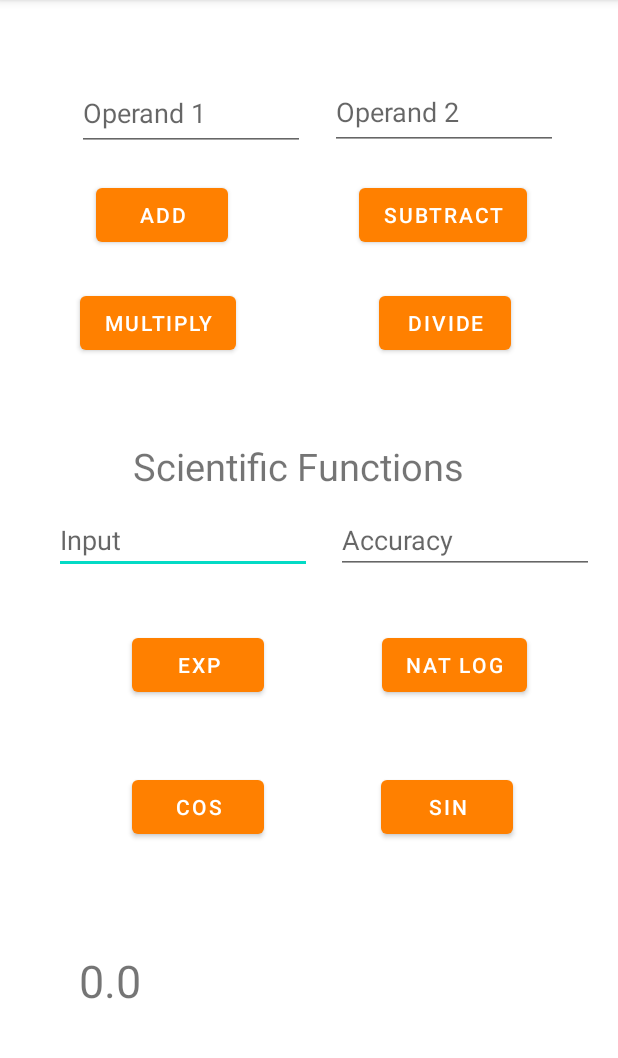
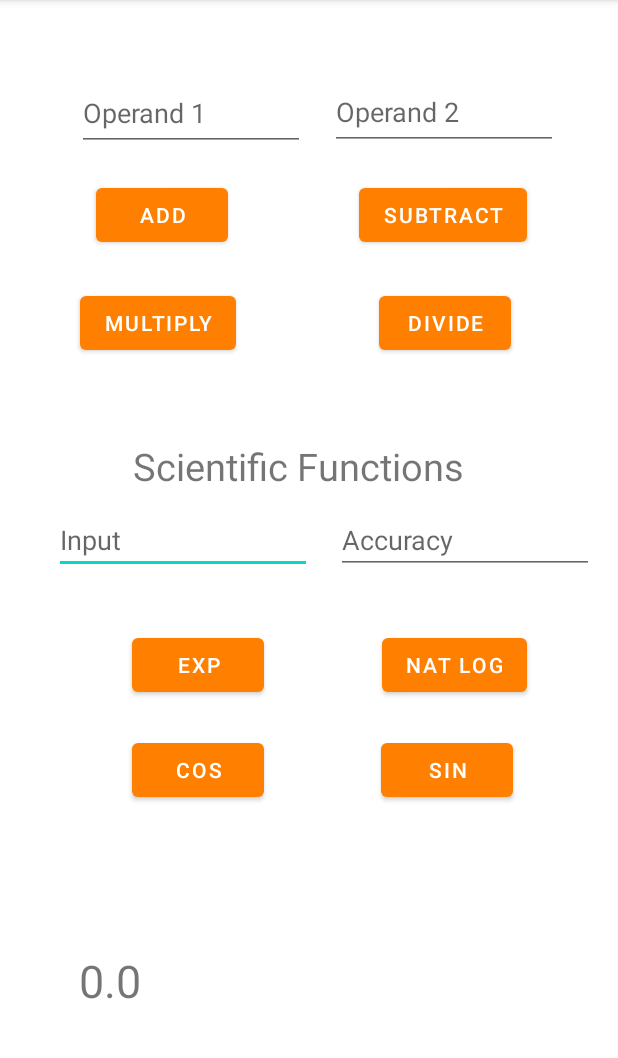
Before and after one commit to JensLundsgaard/MyCalculatorApp, an Android app: the screen it shows after launch (MainActivity), after a tap on "NAT LOG", on a phone screen of 412 x 824 dp, the part 84-1142 px from its top. Run offline under Robolectric (Android 15) with nearby library versions, the phone set to English and light mode, and no system bars.

Commit message:
Added keyboard closing and moved some buttons

```diff
--- a/app/src/main/java/com/example/mycalculatorapp/MainActivity.java
+++ b/app/src/main/java/com/example/mycalculatorapp/MainActivity.java
@@ -2,8 +2,10 @@ package com.example.mycalculatorapp;
 
 import androidx.appcompat.app.AppCompatActivity;
 
+import android.content.Context;
 import android.os.Bundle;
 import android.view.View;
+import android.view.inputmethod.InputMethodManager;
 import android.widget.EditText;
 import android.widget.TextView;
 
@@ -29,7 +31,7 @@ public class MainActivity extends AppCompatActivity {
             accuracyString = "20";
         }
         double input = Double.parseDouble(inputString);
-        int accuracy = Integer.parseInt(accuracyString);
+        int accuracy = (int)Double.parseDouble(accuracyString);
         double output = 0.0;
         switch (view.getId()) {
             case R.id.button:
@@ -50,6 +52,13 @@ public class MainActivity extends AppCompatActivity {
         output = (double)Math.round(output * 100000d) / 100000d;
         String outputString = String.valueOf(output);
         text.setText(outputString);
+        // Source:https://stackoverflow.com/questions/1109022/how-to-close-hide-the-android-soft-keyboard-programmatically
+        // This code causes the keyboard to be closed if it is open.
+        View v = this.getCurrentFocus();
+        if (v != null) {
+            InputMethodManager imm = (InputMethodManager)getSystemService(Context.INPUT_METHOD_SERVICE);
+            imm.hideSoftInputFromWindow(view.getWindowToken(), 0);
+        }
     }
     public void showOutputBasic(View view){
         EditText editText1 = (EditText) findViewById(R.id.operand1);
@@ -83,5 +92,12 @@ public class MainActivity extends AppCompatActivity {
         }
         String outputString = String.valueOf(output);
         text.setText(outputString);
+        // Source: https://stackoverflow.com/questions/1109022/how-to-close-hide-the-android-soft-keyboard-programmatically
+        // This code causes the keyboard to be closed if it is open.
+        View v = this.getCurrentFocus();
+        if (v != null) {
+            InputMethodManager imm = (InputMethodManager)getSystemService(Context.INPUT_METHOD_SERVICE);
+            imm.hideSoftInputFromWindow(view.getWindowToken(), 0);
+        }
     }
 }
--- a/app/src/main/res/layout/activity_main.xml
+++ b/app/src/main/res/layout/activity_main.xml
@@ -47,7 +47,7 @@
         app:layout_constraintHorizontal_bias="0.783"
         app:layout_constraintStart_toStartOf="parent"
         app:layout_constraintTop_toTopOf="parent"
-        app:layout_constraintVertical_bias="0.714" />
+        app:layout_constraintVertical_bias="0.68" />
 
     <Button
         android:id="@+id/button2"
@@ -60,7 +60,7 @@
         app:layout_constraintHorizontal_bias="0.272"
         app:layout_constraintStart_toStartOf="parent"
         app:layout_constraintTop_toTopOf="parent"
-        app:layout_constraintVertical_bias="0.714" />
+        app:layout_constraintVertical_bias="0.68" />
 
     <Button
         android:id="@+id/button3"
```
